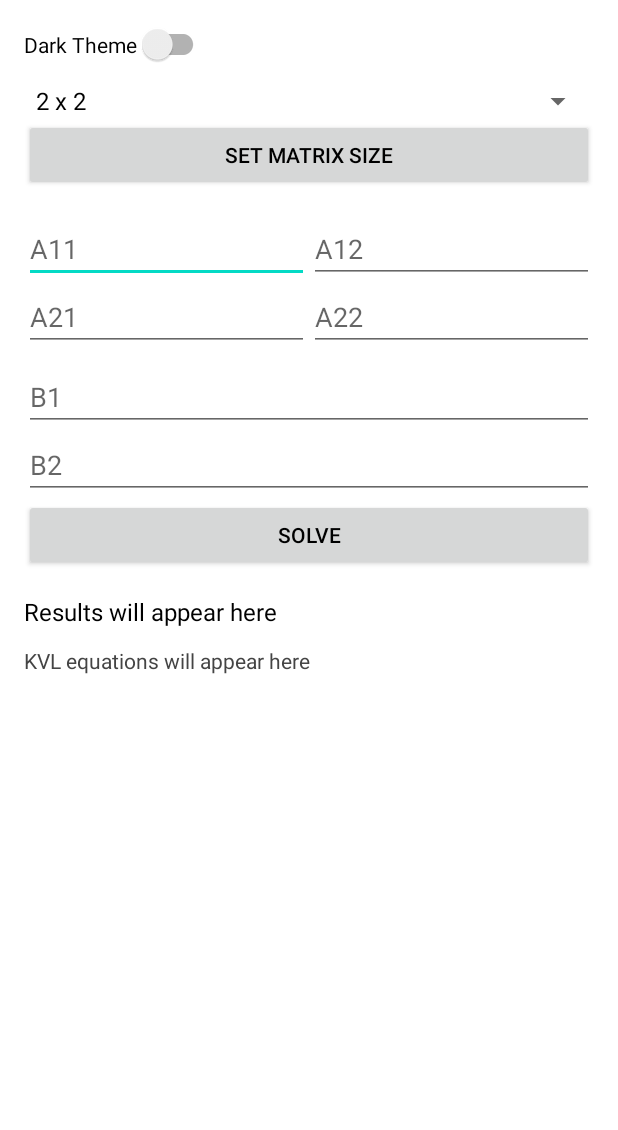
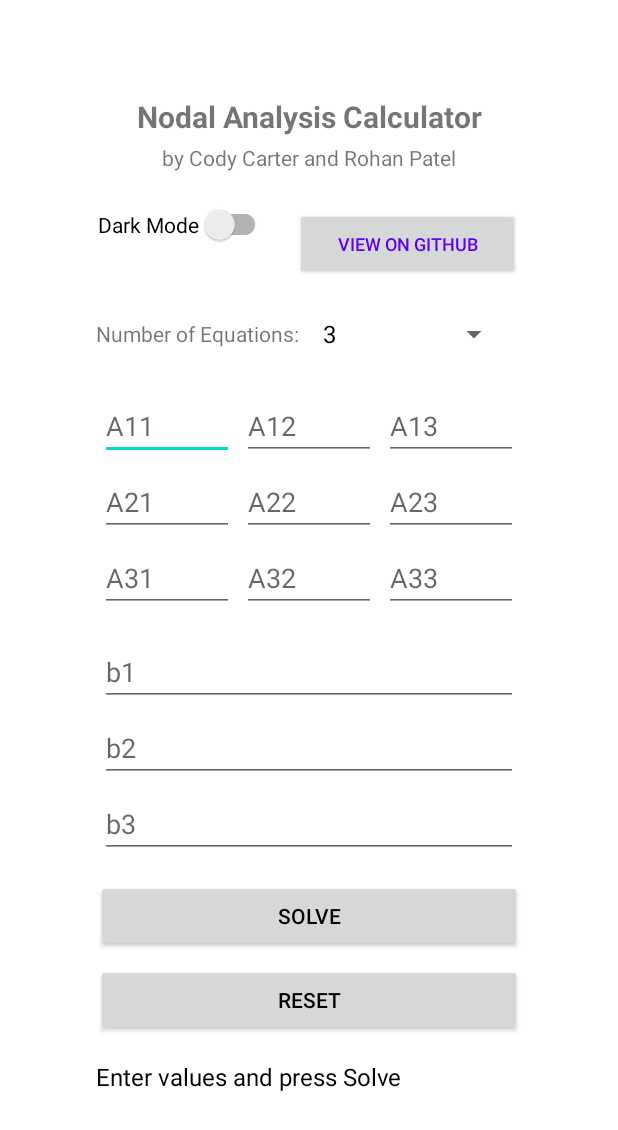
Before and after one commit to Cody-and-Rohan-s-Projects/Circuit-Analysis-Calculator, an Android app built with Jetpack Compose: the screen it shows after launch (MainActivity before the commit, CircuitAnalysisActivity after it), on a phone screen of 412 x 824 dp. Shown: the top 1130 px of the screen. Run offline under Robolectric (Android 15) with nearby library versions, the phone set to English and light mode, and no system bars.

Commit message:
The app works now, still need to add some features

```diff
--- a/app/src/main/AndroidManifest.xml
+++ b/app/src/main/AndroidManifest.xml
@@ -11,7 +11,7 @@
         android:supportsRtl="true"
         android:theme="@style/Theme.CircuitAnalyser">
         <activity
-            android:name=".MainActivity"
+            android:name=".CircuitAnalysisActivity"
             android:exported="true"
             android:label="@string/app_name"
             android:theme="@style/Theme.CircuitAnalyser">
--- a/app/src/main/java/com/codyandrohan/circuit_analyser/MainActivity.kt
+++ b/app/src/main/java/com/codyandrohan/circuit_analyser/MainActivity.kt
@@ -1,99 +1,130 @@
+// CircuitAnalysisActivity.kt
 package com.codyandrohan.circuit_analyser
 
 import android.os.Bundle
-import android.widget.ArrayAdapter
-import android.widget.Button
-import android.widget.EditText
-import android.widget.LinearLayout
-import android.widget.Spinner
-import android.widget.TextView
+import android.text.InputType
+import android.view.View
+import android.widget.*
+import android.text.method.ScrollingMovementMethod
+import android.text.method.LinkMovementMethod
+import android.text.util.Linkify
 import androidx.appcompat.app.AppCompatActivity
-import androidx.appcompat.app.AppCompatDelegate
-import androidx.appcompat.widget.SwitchCompat
+import java.lang.Exception
 
-class MainActivity : AppCompatActivity() {
+class CircuitAnalysisActivity : AppCompatActivity() {
 
-    private lateinit var themeSwitch: SwitchCompat
-    private lateinit var sizeSpinner: Spinner
-    private lateinit var setSizeButton: Button
     private lateinit var matrixContainer: LinearLayout
     private lateinit var vectorContainer: LinearLayout
-    private lateinit var solveButton: Button
     private lateinit var resultLabel: TextView
     private lateinit var kvlLabel: TextView
+    private lateinit var matrixSizeSpinner: Spinner
+    private lateinit var solveButton: Button
+    private lateinit var resetButton: Button
+    private lateinit var linkBox: TextView
+    private var matrixSize = 3
 
-    private var matrixSize = 2  // default 2x2 system
+    data class Complex(val re: Double, val im: Double) {
+        operator fun plus(c: Complex) = Complex(re + c.re, im + c.im)
+        operator fun minus(c: Complex) = Complex(re - c.re, im - c.im)
+        operator fun times(c: Complex) = Complex(re * c.re - im * c.im, re * c.im + im * c.re)
+        operator fun div(c: Complex): Complex {
+            val denom = c.re * c.re + c.im * c.im
+            return Complex((re * c.re + im * c.im) / denom, (im * c.re - re * c.im) / denom)
+        }
+        override fun toString(): String {
+            val sign = if (im >= 0) "+" else "-"
+            return "%.3f%s%.3fj".format(re, sign, kotlin.math.abs(im))
+        }
+    }
 
-    override fun onCreate(savedInstanceState: Bundle?) {
-        super.onCreate(savedInstanceState)
-        setContentView(R.layout.activity_main)
+    private fun parseComplex(input: String): Complex {
+        val s = input.trim().lowercase().replace("i", "j")
 
-        // Bind views
-        themeSwitch = findViewById(R.id.theme_switch)
-        sizeSpinner = findViewById(R.id.size_spinner)
-        setSizeButton = findViewById(R.id.set_size_button)
-        matrixContainer = findViewById(R.id.matrix_container)
-        vectorContainer = findViewById(R.id.vector_container)
-        solveButton = findViewById(R.id.solve_button)
-        resultLabel = findViewById(R.id.result_label)
-        kvlLabel = findViewById(R.id.kvl_label)
+        return try {
+            when {
+                Regex("""^[+-]?\d*\.?\d+[+-]\d*\.?\d*j$""").matches(s) -> {
+                    val parts = s.replace("j", "").split("(?=[+-])".toRegex())
+                    val real = parts[0].toDouble()
+                    val imag = parts[1].toDouble()
+                    Complex(real, imag)
+                }
+                Regex("""^[+-]?j\d+(\.\d+)?$""").matches(s) -> {
+                    val imag = s.replace("j", "").toDouble()
+                    Complex(0.0, imag)
+                }
+                Regex("""^[+-]?\d+(\.\d+)?j$""").matches(s) -> {
+                    val imag = s.replace("j", "").toDouble()
+                    Complex(0.0, imag)
+                }
+                Regex("""^[+-]?j$""").matches(s) -> {
+                    val imag = if (s.startsWith("-")) -1.0 else 1.0
+                    Complex(0.0, imag)
+                }
+                else -> Complex(s.toDouble(), 0.0)
+            }
+        } catch (e: Exception) {
+            throw IllegalArgumentException("Invalid complex number format: '$input'")
+        }
+    }
 
-        // Setup spinner
-        val spinnerItems = (2..5).map { "$it x $it" }
-        val adapter = ArrayAdapter(this, android.R.layout.simple_spinner_item, spinnerItems)
-        adapter.setDropDownViewResource(android.R.layout.simple_spinner_dropdown_item)
-        sizeSpinner.adapter = adapter
+    private fun solveLinearSystemComplex(a: Array<Array<Complex>>, b: Array<Complex>): Array<Complex>? {
+        val n = a.size
+        val A = a.map { it.copyOf() }.toTypedArray()
+        val B = b.copyOf()
 
-        sizeSpinner.setSelection(0)
+        for (i in 0 until n) {
+            var maxRow = i
+            for (k in i + 1 until n) {
+                val mag1 = A[k][i].re * A[k][i].re + A[k][i].im * A[k][i].im
+                val mag2 = A[maxRow][i].re * A[maxRow][i].re + A[maxRow][i].im * A[maxRow][i].im
+                if (mag1 > mag2) maxRow = k
+            }
+            if (A[maxRow][i].re == 0.0 && A[maxRow][i].im == 0.0) return null
 
-        // Toggle dark/light theme
-        themeSwitch.setOnCheckedChangeListener { _, isChecked ->
-            AppCompatDelegate.setDefaultNightMode(
-                if (isChecked)
-                    AppCompatDelegate.MODE_NIGHT_YES
-                else
-                    AppCompatDelegate.MODE_NIGHT_NO
-            )
+            val tmpA = A[i]; A[i] = A[maxRow]; A[maxRow] = tmpA
+            val tmpB = B[i]; B[i] = B[maxRow]; B[maxRow] = tmpB
+
+            for (k in i + 1 until n) {
+                val factor = A[k][i] / A[i][i]
+                for (j in i until n) A[k][j] = A[k][j] - factor * A[i][j]
+                B[k] = B[k] - factor * B[i]
+            }
         }
 
-        // Set matrix/vector input size
-        setSizeButton.setOnClickListener {
-            matrixSize = sizeSpinner.selectedItemPosition + 2
-            buildMatrixInputs(matrixSize)
+        val x = Array(n) { Complex(0.0, 0.0) }
+        for (i in n - 1 downTo 0) {
+            var sum = B[i]
+            for (j in i + 1 until n) sum -= A[i][j] * x[j]
+            x[i] = sum / A[i][i]
         }
-
-        // Solve system
-        solveButton.setOnClickListener {
-            solveSystem()
-        }
-
-        // Build initial 2x2 matrix
-        buildMatrixInputs(matrixSize)
+        return x
     }
 
     private fun buildMatrixInputs(size: Int) {
         matrixContainer.removeAllViews()
         vectorContainer.removeAllViews()
-
         for (i in 0 until size) {
-            val rowLayout = LinearLayout(this)
-            rowLayout.orientation = LinearLayout.HORIZONTAL
-
+            val rowLayout = LinearLayout(this).apply {
+                orientation = LinearLayout.HORIZONTAL
+            }
             for (j in 0 until size) {
                 val input = EditText(this).apply {
-                    hint = "A${i + 1}${j + 1}"
-                    layoutParams = LinearLayout.LayoutParams(0, LinearLayout.LayoutParams.WRAP_CONTENT, 1f)
-                    inputType = android.text.InputType.TYPE_CLASS_NUMBER or android.text.InputType.TYPE_NUMBER_FLAG_DECIMAL
+                    hint = "A${i+1}${j+1}"
+                    inputType = InputType.TYPE_CLASS_TEXT
+                    layoutParams = LinearLayout.LayoutParams(0, LinearLayout.LayoutParams.WRAP_CONTENT, 1f).apply {
+                        setMargins(4, 4, 4, 4)
+                    }
                 }
                 rowLayout.addView(input)
             }
-
             matrixContainer.addView(rowLayout)
 
             val bInput = EditText(this).apply {
-                hint = "B${i + 1}"
-                layoutParams = LinearLayout.LayoutParams(LinearLayout.LayoutParams.MATCH_PARENT, LinearLayout.LayoutParams.WRAP_CONTENT)
-                inputType = android.text.InputType.TYPE_CLASS_NUMBER or android.text.InputType.TYPE_NUMBER_FLAG_DECIMAL
+                hint = "b${i+1}"
+                inputType = InputType.TYPE_CLASS_TEXT
+                layoutParams = LinearLayout.LayoutParams(LinearLayout.LayoutParams.MATCH_PARENT, LinearLayout.LayoutParams.WRAP_CONTENT).apply {
+                    setMargins(4, 4, 4, 4)
+                }
             }
             vectorContainer.addView(bInput)
         }
@@ -101,74 +132,92 @@ class MainActivity : AppCompatActivity() {
 
     private fun solveSystem() {
         try {
-            val aMatrix = Array(matrixSize) { DoubleArray(matrixSize) }
-            val bVector = DoubleArray(matrixSize)
+            val n = matrixSize
+            val A = Array(n) { Array(n) { Complex(0.0, 0.0) } }
+            val b = Array(n) { Complex(0.0, 0.0) }
 
-            // Collect A matrix values
-            for (i in 0 until matrixSize) {
+            for (i in 0 until n) {
                 val row = matrixContainer.getChildAt(i) as LinearLayout
-                for (j in 0 until matrixSize) {
-                    val input = row.getChildAt(j) as EditText
-                    aMatrix[i][j] = input.text.toString().toDoubleOrNull() ?: 0.0
+                for (j in 0 until n) {
+                    val valText = (row.getChildAt(j) as EditText).text.toString()
+                    A[i][j] = if (valText.isBlank()) Complex(0.0, 0.0) else parseComplex(valText)
                 }
             }
-
-            // Collect B vector values
-            for (i in 0 until matrixSize) {
-                val input = vectorContainer.getChildAt(i) as EditText
-                bVector[i] = input.text.toString().toDoubleOrNull() ?: 0.0
+            for (i in 0 until n) {
+                val valText = (vectorContainer.getChildAt(i) as EditText).text.toString()
+                b[i] = if (valText.isBlank()) Complex(0.0, 0.0) else parseComplex(valText)
             }
 
-            // Solve using basic Gaussian elimination
-            val result = solveLinearSystem(aMatrix, bVector)
+            val x = solveLinearSystemComplex(A, b)
+            if (x == null) {
+                resultLabel.text = "Error: Singular matrix — no solution."
+                kvlLabel.text = ""
+                return
+            }
 
-            resultLabel.text = getString(R.string.solution_result, result.joinToString(", "))
-            kvlLabel.text = getString(R.string.kvl_equations)
+            resultLabel.text = buildString {
+                append("Solution:\n")
+                for (i in x.indices) append("I${i + 1} = ${x[i]} A\n")
+            }.trim()
 
-        } catch (_: Exception) {
-            resultLabel.text = getString(R.string.results_will_appear)
+            kvlLabel.text = buildString {
+                append("KVL Equations:\n")
+                for (i in 0 until n) {
+                    val terms = mutableListOf<String>()
+                    for (j in 0 until n) {
+                        val coeff = A[i][j]
+                        if (coeff.re != 0.0 || coeff.im != 0.0) terms.add("(${coeff})·I${j + 1}")
+                    }
+                    terms.add("= ${b[i]} V")
+                    append(terms.joinToString(" + "))
+                    append("\n")
+                }
+            }.trim()
+
+        } catch (e: Exception) {
+            resultLabel.text = "Error: ${e.message ?: "Invalid input"}"
+            kvlLabel.text = ""
         }
     }
 
-    private fun solveLinearSystem(a: Array<DoubleArray>, b: DoubleArray): DoubleArray {
-        val n = a.size
-        val x = DoubleArray(n)
+    override fun onCreate(savedInstanceState: Bundle?) {
+        super.onCreate(savedInstanceState)
+        setContentView(R.layout.activity_main)
 
-        // Forward elimination
-        for (i in 0 until n) {
-            var maxRow = i
-            for (k in i + 1 until n) {
-                if (Math.abs(a[k][i]) > Math.abs(a[maxRow][i])) {
-                    maxRow = k
-                }
+        matrixContainer = findViewById(R.id.matrix_container)
+        vectorContainer = findViewById(R.id.vector_container)
+        resultLabel = findViewById(R.id.result_label)
+        kvlLabel = findViewById(R.id.kvl_label)
+        matrixSizeSpinner = findViewById(R.id.size_spinner)
+        solveButton = findViewById(R.id.solve_button)
+        resetButton = findViewById(R.id.reset_button)
+        linkBox = findViewById(R.id.info_link)
+
+        resultLabel.setTextIsSelectable(true)
+        kvlLabel.setTextIsSelectable(true)
+
+        linkBox.text = "View on GitHub"
+        linkBox.autoLinkMask = Linkify.WEB_URLS
+        linkBox.movementMethod = LinkMovementMethod.getInstance()
+
+        val sizes = (1..4).map { it.toString() }
+        matrixSizeSpinner.adapter = ArrayAdapter(this, android.R.layout.simple_spinner_dropdown_item, sizes)
+        matrixSizeSpinner.setSelection(2)
+        matrixSizeSpinner.onItemSelectedListener = object : AdapterView.OnItemSelectedListener {
+            override fun onItemSelected(parent: AdapterView<*>, view: View?, position: Int, id: Long) {
+                matrixSize = sizes[position].toInt()
+                buildMatrixInputs(matrixSize)
             }
-
-            val tmpA = a[i]
-            a[i] = a[maxRow]
-            a[maxRow] = tmpA
-
-            val tmpB = b[i]
-            b[i] = b[maxRow]
-            b[maxRow] = tmpB
-
-            for (k in i + 1 until n) {
-                val factor = a[k][i] / a[i][i]
-                for (j in i until n) {
-                    a[k][j] -= factor * a[i][j]
-                }
-                b[k] -= factor * b[i]
-            }
+            override fun onNothingSelected(parent: AdapterView<*>) {}
         }
 
-        // Back substitution
-        for (i in n - 1 downTo 0) {
-            var sum = b[i]
-            for (j in i + 1 until n) {
-                sum -= a[i][j] * x[j]
-            }
-            x[i] = sum / a[i][i]
+        solveButton.setOnClickListener { solveSystem() }
+        resetButton.setOnClickListener {
+            buildMatrixInputs(matrixSize)
+            resultLabel.text = getString(R.string.results_will_appear)
+            kvlLabel.text = getString(R.string.kvl_equations)
         }
 
-        return x
+        buildMatrixInputs(matrixSize)
     }
 }
--- a/app/src/main/res/layout/activity_main.xml
+++ b/app/src/main/res/layout/activity_main.xml
@@ -3,34 +3,87 @@
     xmlns:tools="http://schemas.android.com/tools"
     android:layout_width="match_parent"
     android:layout_height="match_parent"
-    tools:context=".MainActivity">
+    tools:context=".CircuitAnalysisActivity">
 
     <LinearLayout
         android:layout_width="match_parent"
         android:layout_height="wrap_content"
         android:orientation="vertical"
-        android:padding="16dp">
+        android:padding="64dp">
 
-        <!-- Theme Toggle -->
-        <androidx.appcompat.widget.SwitchCompat
-            android:id="@+id/theme_switch"
-            android:layout_width="wrap_content"
-            android:layout_height="wrap_content"
-            android:text="@string/dark_theme" />
-
-        <!-- Spinner for equation size -->
-        <Spinner
-            android:id="@+id/size_spinner"
+        <!-- App Title -->
+        <TextView
+            android:id="@+id/title_label"
             android:layout_width="match_parent"
             android:layout_height="wrap_content"
-            android:layout_marginTop="12dp" />
+            android:text="Nodal Analysis Calculator"
+            android:textSize="20sp"
+            android:textStyle="bold"
+            android:gravity="center"
+            android:layout_marginBottom="4dp" />
 
-        <!-- Set Size Button -->
-        <Button
-            android:id="@+id/set_size_button"
+        <!-- Subtitle -->
+        <TextView
+            android:id="@+id/subtitle_label"
             android:layout_width="match_parent"
             android:layout_height="wrap_content"
-            android:text="@string/set_matrix_size" />
+            android:text="by Cody Carter and Rohan Patel"
+            android:textSize="14sp"
+            android:gravity="center"
+            android:layout_marginBottom="12dp" />
+
+        <!-- Theme & Topmost Switches -->
+        <LinearLayout
+            android:layout_width="match_parent"
+            android:layout_height="wrap_content"
+            android:orientation="horizontal"
+            android:gravity="center_horizontal"
+            android:layout_marginBottom="12dp">
+
+            <!-- GitHub Link -->
+
+            <androidx.appcompat.widget.SwitchCompat
+                android:id="@+id/theme_switch"
+                android:layout_width="wrap_content"
+                android:layout_height="wrap_content"
+                android:layout_marginEnd="16dp"
+                android:text="Dark Mode" />
+
+            <Button
+                android:id="@+id/info_link"
+                android:layout_width="150dp"
+                android:layout_height="wrap_content"
+                android:layout_marginTop="12dp"
+                android:autoLink="web"
+                android:padding="4dp"
+                android:text="View on GitHub"
+                android:textColor="@color/primary"
+                android:textSize="12sp" />
+
+        </LinearLayout>
+
+        <!-- Size Dropdown & Set Button -->
+        <LinearLayout
+            android:layout_width="match_parent"
+            android:layout_height="wrap_content"
+            android:orientation="horizontal"
+            android:gravity="center_vertical"
+            android:layout_marginBottom="12dp">
+
+            <TextView
+                android:layout_width="wrap_content"
+                android:layout_height="wrap_content"
+                android:text="Number of Equations:"
+                android:layout_marginEnd="8dp" />
+
+            <Spinner
+                android:id="@+id/size_spinner"
+                android:layout_width="0dp"
+                android:layout_weight="1"
+                android:layout_height="wrap_content"
+                android:layout_marginEnd="8dp" />
+
+        </LinearLayout>
 
         <!-- Matrix Container -->
         <LinearLayout
@@ -38,7 +91,7 @@
             android:layout_width="match_parent"
             android:layout_height="wrap_content"
             android:orientation="vertical"
-            android:layout_marginTop="16dp" />
+            android:layout_marginBottom="12dp" />
 
         <!-- Vector Container -->
         <LinearLayout
@@ -46,14 +99,23 @@
             android:layout_width="match_parent"
             android:layout_height="wrap_content"
             android:orientation="vertical"
-            android:layout_marginTop="8dp" />
+            android:layout_marginBottom="12dp" />
+
 
         <!-- Solve Button -->
         <Button
             android:id="@+id/solve_button"
             android:layout_width="match_parent"
             android:layout_height="wrap_content"
-            android:text="@string/solve" />
+            android:text="Solve" />
+
+        <!-- Reset Button -->
+        <Button
+            android:id="@+id/reset_button"
+            android:layout_width="match_parent"
+            android:layout_height="wrap_content"
+            android:text="Reset"
+            android:layout_marginTop="8dp" />
 
         <!-- Result Label -->
         <TextView
@@ -61,7 +123,7 @@
             android:layout_width="match_parent"
             android:layout_height="wrap_content"
             android:layout_marginTop="16dp"
-            android:text="@string/results_will_appear"
+            android:text="Enter values and press Solve"
             android:textSize="16sp"
             android:textColor="#000000" />
 
@@ -70,9 +132,9 @@
             android:id="@+id/kvl_label"
             android:layout_width="match_parent"
             android:layout_height="wrap_content"
-            android:text="@string/kvl_equations"
-            android:textSize="14sp"
+            android:layout_marginTop="12dp"
+            android:text=""
             android:textColor="#444444"
-            android:layout_marginTop="12dp" />
+            android:textSize="14sp" />
     </LinearLayout>
 </ScrollView>
```
